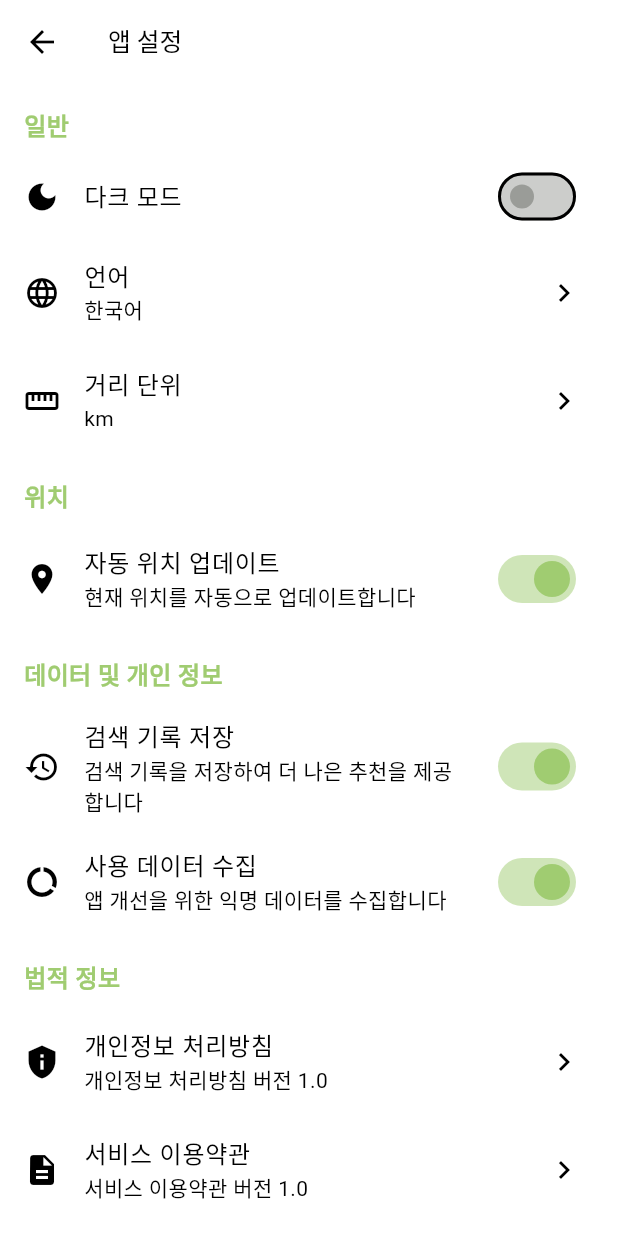
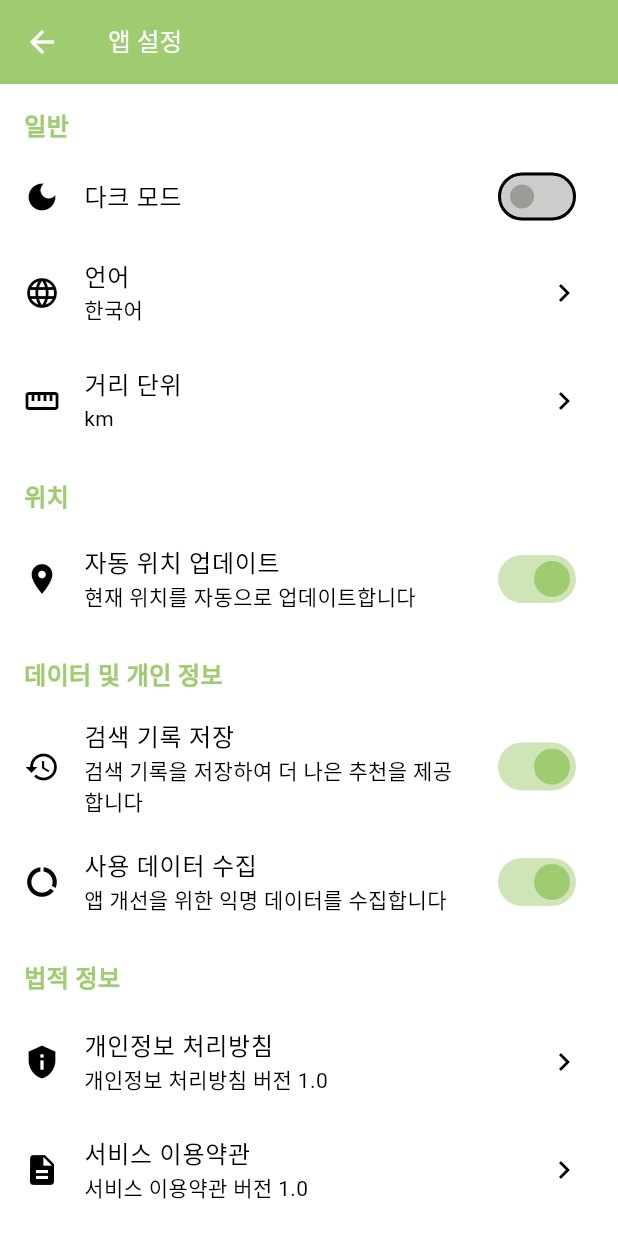
Before and after one commit to crepas/Start_up, a Flutter app: the AppSettingsTab screen opened directly, on a phone screen of 412 x 824 dp. Run offline on Flutter 3.47's test engine with Material 3 defaults, Android fonts, the phone set to English and light mode, and no system bars; our stand-ins replace geolocator, image_picker, shared_preferences; missing offline and left inert: flutter_naver_map, kakao_flutter_sdk_user; accounts and stored records are empty; network calls fail.

Commit message:
5/19 dark complete 엽

```diff
--- a/lib/widgets/TopAppbar.dart
+++ b/lib/widgets/TopAppbar.dart
@@ -8,23 +8,25 @@ class CommonAppBar extends StatelessWidget implements PreferredSizeWidget {
 
   @override
   Widget build(BuildContext context) {
+    final theme = Theme.of(context);
     return AppBar(
       title: Text(
         title,
         style: TextStyle(
           fontSize: MediaQuery.of(context).size.width * 0.04,
           fontWeight: FontWeight.w400,
+          color: theme.appBarTheme.foregroundColor,
         ),
       ),
-      backgroundColor: Colors.white,
-      foregroundColor: Colors.black,
-      elevation: 0,
+      backgroundColor: theme.appBarTheme.backgroundColor,
+      foregroundColor: theme.appBarTheme.foregroundColor,
+      elevation: theme.appBarTheme.elevation,
       toolbarHeight: MediaQuery.of(context).size.height * 0.07,
       leading: onBackPressed != null
           ? IconButton(
-        icon: Icon(Icons.arrow_back),
-        onPressed: onBackPressed,
-      )
+              icon: Icon(Icons.arrow_back),
+              onPressed: onBackPressed,
+            )
           : null,
     );
   }
```
Also changed, not shown: lib/screens/MapTab.dart (+8 -5 lines).
